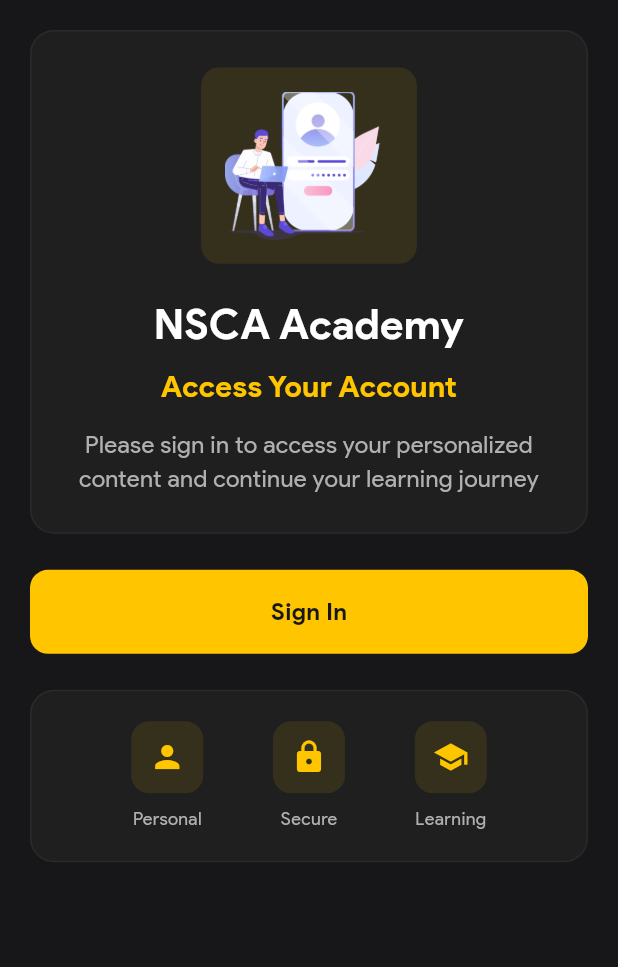
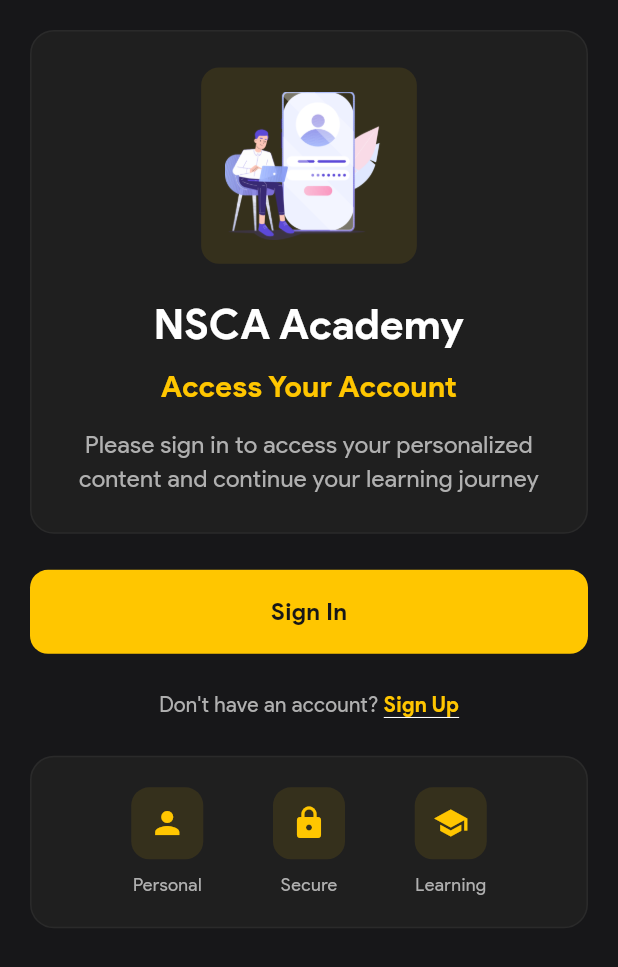
Before and after one commit to Angello-27/nsca_daily, a Flutter app: the LoginScreen screen opened directly, on a phone screen of 412 x 824 dp. Shown: the top 967 px of the screen. Run offline on Flutter 3.47's test engine with Material 3 defaults, Android fonts, the light colour scheme and no system bars; our stand-ins replace cached_network_image, connectivity_plus, html_unescape, image_picker, lottie, percent_indicator and 7 more; missing offline and left inert: flutter_inappwebview, universal_html, vimeo_embed_player; accounts and stored records are empty; network calls fail.

Commit message:
agregando funciones de signup y signin en la pagina de login

```diff
--- a/lib/screens/auth_screen.dart
+++ b/lib/screens/auth_screen.dart
@@ -465,7 +465,7 @@
                   InkWell(
                     onTap: () {
                       HapticFeedback.lightImpact();
-                      Navigator.of(context).pushNamed(SignUpScreen.routeName);
+                      Navigator.of(context).pushReplacementNamed(SignUpScreen.routeName);
                     },
                     child: const Text(
                       'Sign Up',
--- a/lib/screens/login_screen.dart
+++ b/lib/screens/login_screen.dart
@@ -230,6 +230,36 @@
 
           const SizedBox(height: 24),
 
+          // Helpful text
+          Row(
+            mainAxisAlignment: MainAxisAlignment.center,
+            children: [
+              const Text(
+                'Don\'t have an account? ',
+                style: TextStyle(
+                  fontSize: 14,
+                  color: kTextSecondaryColor,
+                ),
+              ),
+              GestureDetector(
+                onTap: () {
+                  Navigator.of(context).pushReplacementNamed('/signup');
+                },
+                child: const Text(
+                  'Sign Up',
+                  style: TextStyle(
+                    fontSize: 14,
+                    fontWeight: FontWeight.w600,
+                    color: kPrimaryColor,
+                    decoration: TextDecoration.underline,
+                  ),
+                ),
+              ),
+            ],
+          ),
+
+          const SizedBox(height: 24),
+
           // Features Section
           Container(
             width: double.infinity,
--- a/lib/screens/signup_screen.dart
+++ b/lib/screens/signup_screen.dart
@@ -720,7 +720,7 @@
                   ),
                   InkWell(
                     onTap: () {
-                      Navigator.of(context).pushNamed(AuthScreen.routeName);
+                      Navigator.of(context).pushReplacementNamed(AuthScreen.routeName);
                     },
                     child: const Text(
                       'Sign In',
```
